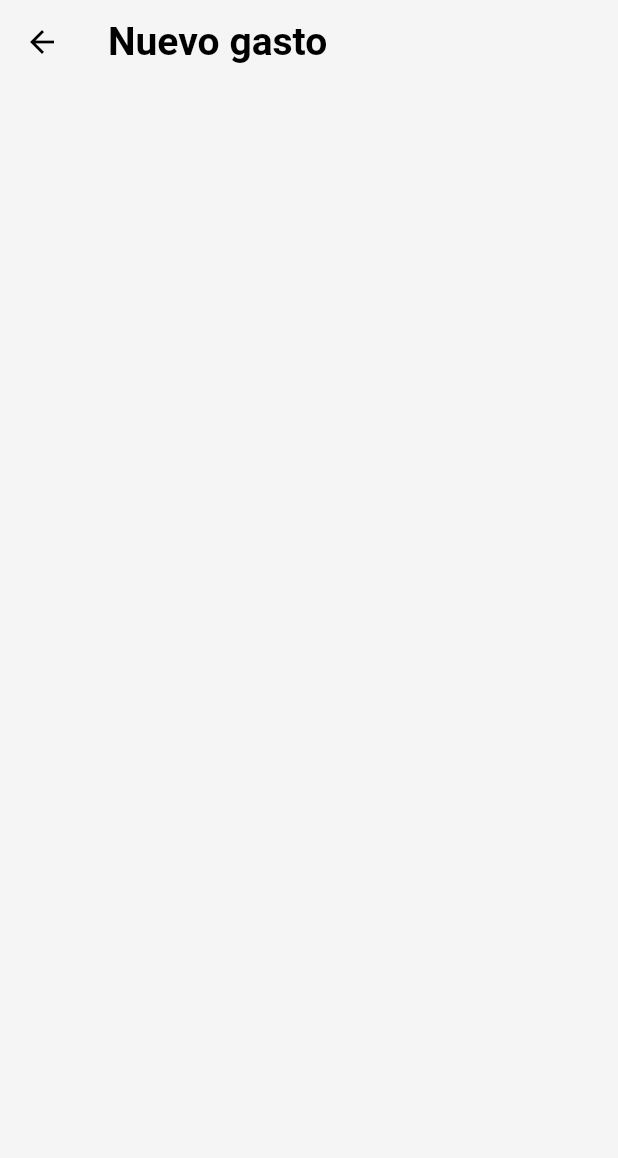
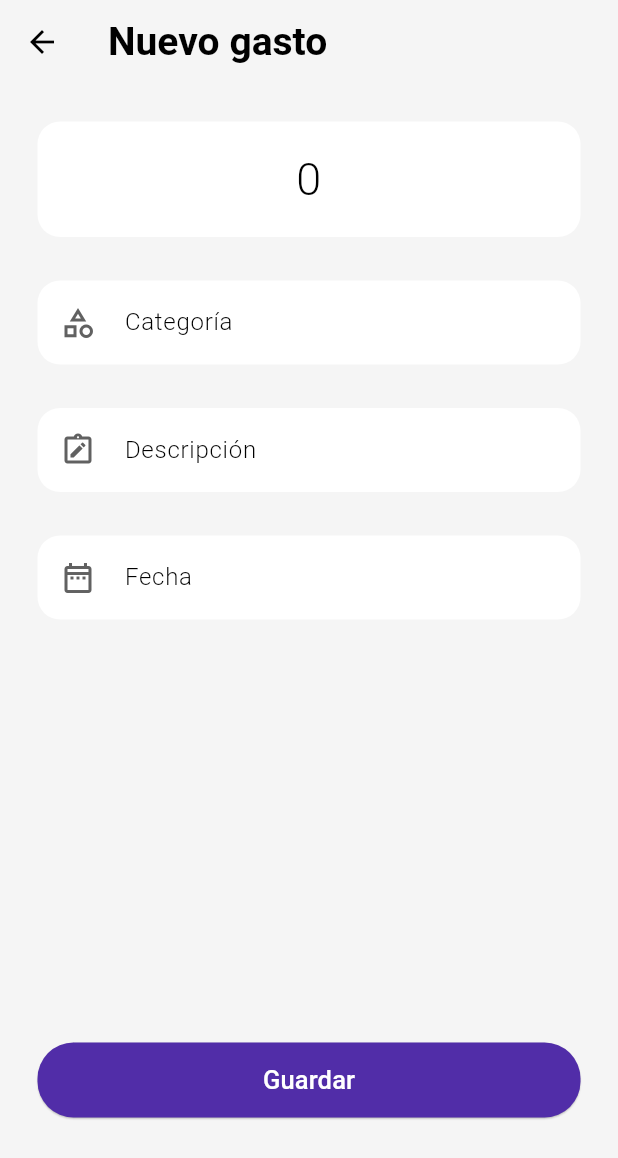
Before and after one commit to AlbenBustamante/fin-manage-app, a Flutter app: the NewExpensePage screen opened by its route, on a phone screen of 412 x 824 dp. Shown: the top 1158 px of the screen. Run offline on Flutter 3.47's test engine with Material 3 defaults, Android fonts, the phone set to English and light mode, and no system bars; our stand-ins replace bloc, cloud_firestore, equatable, firebase_auth, firebase_core, flutter_bloc and 2 more; accounts and stored records are empty; network calls fail.

Commit message:
design: new expense page view

```diff
--- a/lib/app.dart
+++ b/lib/app.dart
@@ -47,7 +47,7 @@ class MyAppView extends StatelessWidget {
       case NewIncomePage.route:
         return _route(const NewIncomePage());
       case NewExpensePage.route:
-        return _route(const NewExpensePage());
+        return _route(NewExpensePage());
       default:
         return _route(const AuthFlowPage());
     }
--- a/lib/features/home/presentation/pages/new_expense_page.dart
+++ b/lib/features/home/presentation/pages/new_expense_page.dart
@@ -1,12 +1,78 @@
+import 'package:finmanageapp/shared/components/custom_elevated_button.dart';
+import 'package:finmanageapp/shared/components/custom_text_field.dart';
 import 'package:flutter/material.dart';
 
 class NewExpensePage extends StatelessWidget {
   static const route = '/new-expense';
 
-  const NewExpensePage({super.key});
+  final _amountController = TextEditingController();
+  final _categoryController = TextEditingController();
+  final _descriptionController = TextEditingController();
+  final _dateController = TextEditingController();
+
+  NewExpensePage({super.key});
 
   @override
   Widget build(BuildContext context) {
-    return Scaffold(appBar: AppBar(title: const Text('Nuevo gasto')));
+    final theme = Theme.of(context);
+    final maxWidth = MediaQuery.sizeOf(context).width - 50.0;
+
+    return Scaffold(
+        appBar: AppBar(title: const Text('Nuevo gasto')),
+        body: SingleChildScrollView(
+            child: Padding(
+          padding: const EdgeInsets.symmetric(horizontal: 25.0, vertical: 25.0),
+          child: SizedBox(
+            height: MediaQuery.sizeOf(context).height - 160.0,
+            child: Column(
+                mainAxisAlignment: MainAxisAlignment.spaceBetween,
+                children: [
+                  Form(
+                      child: Column(children: [
+                    TextFormField(
+                        controller: _amountController,
+                        textAlign: TextAlign.center,
+                        decoration: InputDecoration(
+                            hintText: '0',
+                            hintStyle: const TextStyle(
+                                fontWeight: FontWeight.w300, fontSize: 30.0),
+                            filled: true,
+                            fillColor: Colors.white,
+                            border: OutlineInputBorder(
+                                borderSide: BorderSide.none,
+                                borderRadius: BorderRadius.circular(15.0)),
+                            focusedBorder: OutlineInputBorder(
+                                borderSide: BorderSide(
+                                  color: theme.colorScheme.primary,
+                                  width: 2.0,
+                                ),
+                                borderRadius: BorderRadius.circular(15.0)))),
+                    const SizedBox(height: 24.0),
+                    CustomTextField(
+                        controller: _categoryController,
+                        theme: theme,
+                        icon: Icons.category_outlined,
+                        hintText: 'Categoría'),
+                    CustomTextField(
+                        controller: _descriptionController,
+                        theme: theme,
+                        icon: Icons.note_alt_outlined,
+                        hintText: 'Descripción'),
+                    CustomTextField(
+                        controller: _dateController,
+                        theme: theme,
+                        icon: Icons.date_range_outlined,
+                        hintText: 'Fecha')
+                  ])),
+                  CustomElevatedButton(
+                      onTap: () {},
+                      backgroundColor: theme.colorScheme.primary,
+                      foregroundColor: Colors.white,
+                      text: 'Guardar',
+                      maxWidth: maxWidth,
+                      loading: false)
+                ]),
+          ),
+        )));
   }
 }
--- a/lib/shared/components/custom_text_field.dart
+++ b/lib/shared/components/custom_text_field.dart
@@ -3,16 +3,16 @@ import 'package:flutter/material.dart';
 class CustomTextField extends StatelessWidget {
   final TextEditingController controller;
   final ThemeData theme;
-  final String labelText;
+  String? labelText;
   final IconData icon;
-  final String hintText;
+  String? hintText;
 
-  const CustomTextField(
+  CustomTextField(
       {required this.controller,
       required this.theme,
-      required this.labelText,
+      this.labelText,
       required this.icon,
-      required this.hintText,
+      this.hintText,
       super.key});
 
   @override
@@ -20,7 +20,9 @@ class CustomTextField extends StatelessWidget {
     return Column(
       crossAxisAlignment: CrossAxisAlignment.start,
       children: [
-        Text(labelText, style: theme.textTheme.labelMedium),
+        Visibility(
+            visible: labelText != null,
+            child: Text(labelText ?? '', style: theme.textTheme.labelMedium)),
         const SizedBox(height: 5.0),
         TextFormField(controller: controller, decoration: _decoration()),
         const SizedBox(height: 24.0)
```
